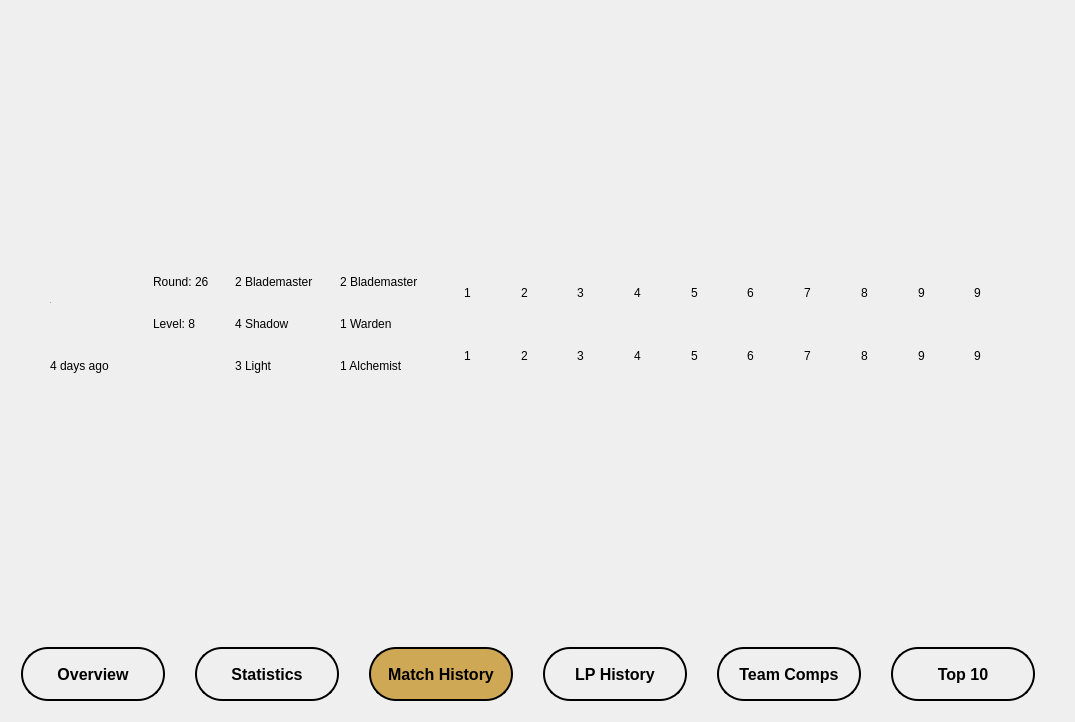
Before: the Qt Designer form analyticswindow.ui in YannikSahl/TFT-Analyzer, drawn with Qt 5.
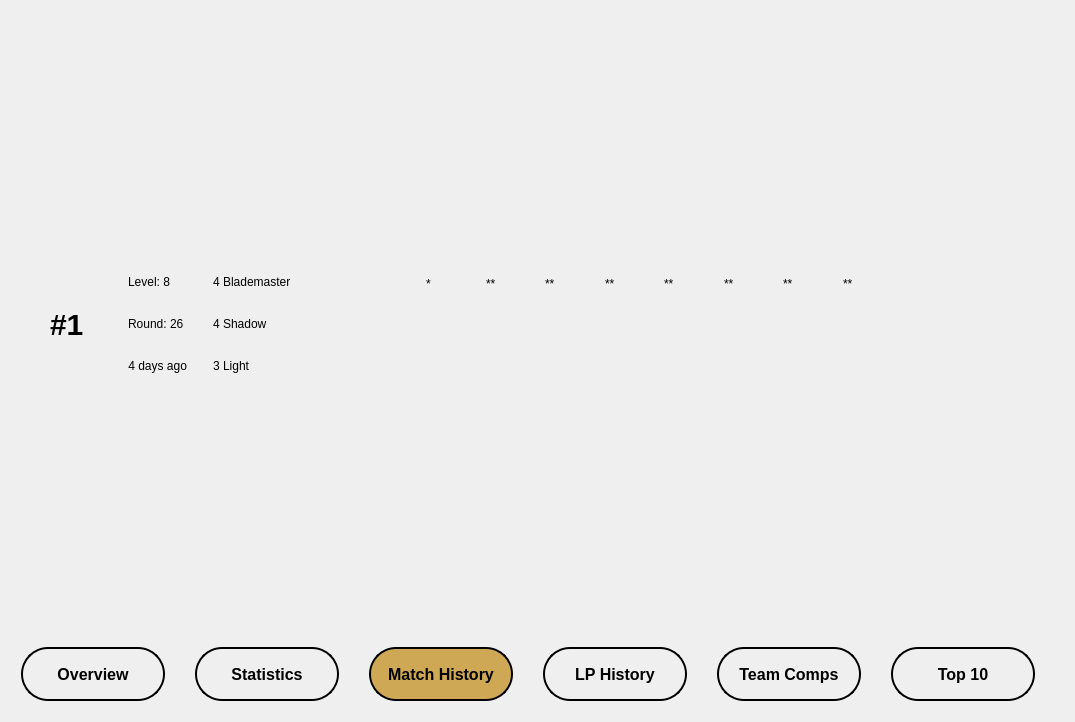
After: the same form once the commit is applied. The open tabs and pages were chosen to show the change. Icons and pictures are not drawn.

Patch:
```diff
--- a/analyticswindow.ui
+++ b/analyticswindow.ui
@@ -604,9 +604,75 @@
              <property name="frameShadow">
               <enum>QFrame::Raised</enum>
              </property>
-             <layout class="QGridLayout" name="gridLayout_10">
-              <item row="0" column="1" rowspan="2">
-               <widget class="QFrame" name="frame_buffs">
+             <layout class="QHBoxLayout" name="horizontalLayout_6">
+              <item>
+               <widget class="QFrame" name="frame_3">
+                <property name="sizePolicy">
+                 <sizepolicy hsizetype="Preferred" vsizetype="Preferred">
+                  <horstretch>20</horstretch>
+                  <verstretch>0</verstretch>
+                 </sizepolicy>
+                </property>
+                <property name="frameShape">
+                 <enum>QFrame::StyledPanel</enum>
+                </property>
+                <property name="frameShadow">
+                 <enum>QFrame::Raised</enum>
+                </property>
+                <layout class="QGridLayout" name="gridLayout_18">
+                 <item row="0" column="1">
+                  <widget class="QLabel" name="label_round_2">
+                   <property name="text">
+                    <string>Level: 8</string>
+                   </property>
+                  </widget>
+                 </item>
+                 <item row="1" column="1">
+                  <widget class="QLabel" name="label_level_2">
+                   <property name="text">
+                    <string>Round: 26</string>
+                   </property>
+                  </widget>
+                 </item>
+                 <item row="2" column="1">
+                  <widget class="QLabel" name="label_38">
+                   <property name="text">
+                    <string>4 days ago</string>
+                   </property>
+                   <property name="alignment">
+                    <set>Qt::AlignRight|Qt::AlignTrailing|Qt::AlignVCenter</set>
+                   </property>
+                  </widget>
+                 </item>
+                 <item row="0" column="0" rowspan="3">
+                  <widget class="QLabel" name="label_placement_2">
+                   <property name="sizePolicy">
+                    <sizepolicy hsizetype="Preferred" vsizetype="Preferred">
+                     <horstretch>20</horstretch>
+                     <verstretch>0</verstretch>
+                    </sizepolicy>
+                   </property>
+                   <property name="font">
+                    <font>
+                     <pointsize>-1</pointsize>
+                     <weight>75</weight>
+                     <bold>true</bold>
+                    </font>
+                   </property>
+                   <property name="styleSheet">
+                    <string notr="true">font-size: 30px;
+font-weight: bold;</string>
+                   </property>
+                   <property name="text">
+                    <string>#1</string>
+                   </property>
+                  </widget>
+                 </item>
+                </layout>
+               </widget>
+              </item>
+              <item>
+               <widget class="QFrame" name="frame_buffs_2">
                 <property name="sizePolicy">
                  <sizepolicy hsizetype="Preferred" vsizetype="Preferred">
                   <horstretch>25</horstretch>
@@ -619,11 +685,11 @@
                 <property name="frameShadow">
                  <enum>QFrame::Raised</enum>
                 </property>
-                <layout class="QGridLayout" name="gridLayout_12">
+                <layout class="QGridLayout" name="gridLayout_16">
                  <item row="0" column="0">
                   <widget class="QLabel" name="frame_buff_1">
                    <property name="text">
-                    <string>2 Blademaster</string>
+                    <string>4 Blademaster</string>
                    </property>
                   </widget>
                  </item>
@@ -634,20 +700,6 @@
                    </property>
                   </widget>
                  </item>
-                 <item row="1" column="1">
-                  <widget class="QLabel" name="frame_buff_4">
-                   <property name="text">
-                    <string>1 Warden</string>
-                   </property>
-                  </widget>
-                 </item>
-                 <item row="0" column="1">
-                  <widget class="QLabel" name="frame_buff_3">
-                   <property name="text">
-                    <string>2 Blademaster</string>
-                   </property>
-                  </widget>
-                 </item>
                  <item row="2" column="0">
                   <widget class="QLabel" name="frame_buff_5">
                    <property name="text">
@@ -655,26 +707,42 @@
                    </property>
                   </widget>
                  </item>
-                 <item row="2" column="1">
-                  <widget class="QLabel" name="frame_buff_6">
-                   <property name="text">
-                    <string>1 Alchemist</string>
-                   </property>
-                  </widget>
-                 </item>
                 </layout>
                </widget>
               </item>
-              <item row="0" column="2" rowspan="2">
-               <widget class="QFrame" name="frame_match_champions">
+              <item>
+               <widget class="QFrame" name="frame_7">
                 <property name="sizePolicy">
                  <sizepolicy hsizetype="Preferred" vsizetype="Preferred">
-                  <horstretch>65</horstretch>
+                  <horstretch>80</horstretch>
                   <verstretch>0</verstretch>
                  </sizepolicy>
                 </property>
+                <property name="minimumSize">
+                 <size>
+                  <width>100</width>
+                  <height>0</height>
+                 </size>
+                </property>
+                <property name="toolTip">
+                 <string extracomment="ccc">comp1</string>
+                </property>
+                <property name="statusTip">
+                 <string/>
+                </property>
+                <property name="whatsThis">
+                 <string/>
+                </property>
                 <property name="styleSheet">
-                 <string notr="true"/>
+                 <string notr="true">*{
+	margin: 0px;
+	padding: 0px;
+
+}
+
+QLabel{
+		qproperty-alignment: 'AlignVCenter | AlignHCenter';
+}</string>
                 </property>
                 <property name="frameShape">
                  <enum>QFrame::StyledPanel</enum>
@@ -682,202 +750,233 @@
                 <property name="frameShadow">
                  <enum>QFrame::Raised</enum>
                 </property>
-                <layout class="QGridLayout" name="gridLayout_11">
-                 <item row="0" column="9">
-                  <widget class="QLabel" name="label_star_10">
-                   <property name="text">
-                    <string>9</string>
+                <layout class="QVBoxLayout" name="verticalLayout_4">
+                 <item>
+                  <widget class="QFrame" name="frame_8">
+                   <property name="minimumSize">
+                    <size>
+                     <width>0</width>
+                     <height>24</height>
+                    </size>
                    </property>
-                  </widget>
-                 </item>
-                 <item row="1" column="9">
-                  <widget class="QLabel" name="label_champ_10">
-                   <property name="text">
-                    <string>9</string>
+                   <property name="maximumSize">
+                    <size>
+                     <width>16777215</width>
+                     <height>40</height>
+                    </size>
                    </property>
-                  </widget>
-                 </item>
-                 <item row="0" column="5">
-                  <widget class="QLabel" name="label_star_6">
+                   <property name="styleSheet">
+                    <string notr="true">*{
+	min-height: 20px;
+}</string>
+                   </property>
+                   <property name="frameShape">
+                    <enum>QFrame::StyledPanel</enum>
+                   </property>
+                   <property name="frameShadow">
+                    <enum>QFrame::Raised</enum>
+                   </property>
+                   <layout class="QHBoxLayout" name="horizontalLayout_4">
+                    <item>
+                     <widget class="QLabel" name="label_star_11">
+                      <property name="minimumSize">
+                       <size>
+                        <width>0</width>
+                        <height>20</height>
+                       </size>
+                      </property>
                    <property name="text">
-                    <string>6</string>
-                   </property>
-                  </widget>
-                 </item>
-                 <item row="0" column="4">
-                  <widget class="QLabel" name="label_star_5">
+                       <string>*</string>
+                      </property>
+                      <property name="indent">
+                       <number>0</number>
+                      </property>
+                     </widget>
+                    </item>
+                    <item>
+                     <widget class="QLabel" name="label_star_12">
                    <property name="text">
-                    <string>5</string>
+                       <string>**</string>
                    </property>
                   </widget>
                  </item>
-                 <item row="1" column="0">
-                  <widget class="QLabel" name="label_champ">
+                    <item>
+                     <widget class="QLabel" name="label_star_13">
                    <property name="text">
-                    <string>1</string>
+                       <string>**</string>
                    </property>
                   </widget>
                  </item>
-                 <item row="1" column="2">
-                  <widget class="QLabel" name="label_champ_3">
+                    <item>
+                     <widget class="QLabel" name="label_star_14">
                    <property name="text">
-                    <string>3</string>
+                       <string>**</string>
                    </property>
                   </widget>
                  </item>
-                 <item row="0" column="6">
-                  <widget class="QLabel" name="label_star_7">
+                    <item>
+                     <widget class="QLabel" name="label_star_15">
                    <property name="text">
-                    <string>7</string>
+                       <string>**</string>
                    </property>
                   </widget>
                  </item>
-                 <item row="1" column="4">
-                  <widget class="QLabel" name="label_champ_5">
+                    <item>
+                     <widget class="QLabel" name="label_star_16">
                    <property name="text">
-                    <string>5</string>
+                       <string>**</string>
                    </property>
                   </widget>
                  </item>
-                 <item row="0" column="1">
-                  <widget class="QLabel" name="label_star_2">
+                    <item>
+                     <widget class="QLabel" name="label_star_17">
                    <property name="text">
-                    <string>2</string>
+                       <string>**</string>
                    </property>
                   </widget>
                  </item>
-                 <item row="0" column="0">
-                  <widget class="QLabel" name="label_star">
+                    <item>
+                     <widget class="QLabel" name="label_star_18">
                    <property name="text">
-                    <string>1</string>
+                       <string>**</string>
                    </property>
                   </widget>
                  </item>
-                 <item row="0" column="8">
-                  <widget class="QLabel" name="label_star_9">
+                    <item>
+                     <widget class="QLabel" name="label_star_19">
                    <property name="text">
-                    <string>9</string>
+                       <string/>
                    </property>
                   </widget>
                  </item>
-                 <item row="0" column="2">
-                  <widget class="QLabel" name="label_star_3">
+                    <item>
+                     <widget class="QLabel" name="label_star_20">
                    <property name="text">
-                    <string>3</string>
+                       <string/>
                    </property>
                   </widget>
                  </item>
-                 <item row="1" column="1">
-                  <widget class="QLabel" name="label_champ_2">
-                   <property name="text">
-                    <string>2</string>
-                   </property>
+                   </layout>
                   </widget>
                  </item>
-                 <item row="1" column="7">
-                  <widget class="QLabel" name="label_champ_8">
+                 <item>
+                  <widget class="QFrame" name="frame_9">
+                   <property name="sizePolicy">
+                    <sizepolicy hsizetype="Preferred" vsizetype="Preferred">
+                     <horstretch>0</horstretch>
+                     <verstretch>0</verstretch>
+                    </sizepolicy>
+                   </property>
+                   <property name="minimumSize">
+                    <size>
+                     <width>0</width>
+                     <height>80</height>
+                    </size>
+                   </property>
+                   <property name="maximumSize">
+                    <size>
+                     <width>16777215</width>
+                     <height>80</height>
+                    </size>
+                   </property>
+                   <property name="styleSheet">
+                    <string notr="true">QLabel {
+	min-width: 50px;
+	max-width: 50px;
+	min-height: 50px;
+	max-height: 50px;
+}</string>
+                   </property>
+                   <property name="frameShape">
+                    <enum>QFrame::StyledPanel</enum>
+                   </property>
+                   <property name="frameShadow">
+                    <enum>QFrame::Raised</enum>
+                   </property>
+                   <layout class="QHBoxLayout" name="horizontalLayout_5">
+                    <item>
+                     <widget class="QLabel" name="label_champ_11">
+                      <property name="minimumSize">
+                       <size>
+                        <width>50</width>
+                        <height>50</height>
+                       </size>
+                      </property>
                    <property name="text">
-                    <string>8</string>
-                   </property>
-                  </widget>
-                 </item>
-                 <item row="0" column="7">
-                  <widget class="QLabel" name="label_star_8">
+                       <string>&lt;html&gt;&lt;head/&gt;&lt;body&gt;&lt;p&gt;&lt;img src=&quot;:/include/champions/Amumu.jpg&quot;/&gt;&lt;/p&gt;&lt;/body&gt;&lt;/html&gt;</string>
+                      </property>
+                      <property name="indent">
+                       <number>0</number>
+                      </property>
+                     </widget>
+                    </item>
+                    <item>
+                     <widget class="QLabel" name="label_champ_12">
                    <property name="text">
-                    <string>8</string>
-                   </property>
-                  </widget>
-                 </item>
-                 <item row="1" column="3">
-                  <widget class="QLabel" name="label_champ_4">
+                       <string>&lt;html&gt;&lt;head/&gt;&lt;body&gt;&lt;p&gt;&lt;img src=&quot;:/include/champions/Brand.jpg&quot;/&gt;&lt;/p&gt;&lt;/body&gt;&lt;/html&gt;</string>
+                      </property>
+                      <property name="indent">
+                       <number>0</number>
+                      </property>
+                     </widget>
+                    </item>
+                    <item>
+                     <widget class="QLabel" name="label_champ_13">
                    <property name="text">
-                    <string>4</string>
+                       <string>&lt;html&gt;&lt;head/&gt;&lt;body&gt;&lt;p&gt;&lt;img src=&quot;:/include/champions/Azir.jpg&quot;/&gt;&lt;/p&gt;&lt;/body&gt;&lt;/html&gt;</string>
                    </property>
                   </widget>
                  </item>
-                 <item row="1" column="5">
-                  <widget class="QLabel" name="label_champ_6">
+                    <item>
+                     <widget class="QLabel" name="label_champ_14">
                    <property name="text">
-                    <string>6</string>
+                       <string>&lt;html&gt;&lt;head/&gt;&lt;body&gt;&lt;p&gt;&lt;img src=&quot;:/include/champions/DrMundo.jpg&quot;/&gt;&lt;/p&gt;&lt;/body&gt;&lt;/html&gt;</string>
                    </property>
                   </widget>
                  </item>
-                 <item row="1" column="8">
-                  <widget class="QLabel" name="label_champ_9">
+                    <item>
+                     <widget class="QLabel" name="label_champ_15">
                    <property name="text">
-                    <string>9</string>
+                       <string>&lt;html&gt;&lt;head/&gt;&lt;body&gt;&lt;p&gt;&lt;img src=&quot;:/include/champions/Yasuo.jpg&quot;/&gt;&lt;/p&gt;&lt;/body&gt;&lt;/html&gt;</string>
                    </property>
                   </widget>
                  </item>
-                 <item row="1" column="6">
-                  <widget class="QLabel" name="label_champ_7">
+                    <item>
+                     <widget class="QLabel" name="label_champ_16">
                    <property name="text">
-                    <string>7</string>
+                       <string>&lt;html&gt;&lt;head/&gt;&lt;body&gt;&lt;p&gt;&lt;img src=&quot;:/include/champions/Zyra.jpg&quot;/&gt;&lt;/p&gt;&lt;/body&gt;&lt;/html&gt;</string>
                    </property>
                   </widget>
                  </item>
-                 <item row="0" column="3">
-                  <widget class="QLabel" name="label_star_4">
+                    <item>
+                     <widget class="QLabel" name="label_champ_17">
                    <property name="text">
-                    <string>4</string>
+                       <string>&lt;html&gt;&lt;head/&gt;&lt;body&gt;&lt;p&gt;&lt;img src=&quot;:/include/champions/Warwick.jpg&quot;/&gt;&lt;/p&gt;&lt;/body&gt;&lt;/html&gt;</string>
                    </property>
                   </widget>
                  </item>
-                </layout>
-               </widget>
-              </item>
-              <item row="0" column="0" rowspan="2">
-               <widget class="QFrame" name="frame">
-                <property name="sizePolicy">
-                 <sizepolicy hsizetype="Preferred" vsizetype="Preferred">
-                  <horstretch>20</horstretch>
-                  <verstretch>0</verstretch>
-                 </sizepolicy>
-                </property>
-                <property name="frameShape">
-                 <enum>QFrame::StyledPanel</enum>
-                </property>
-                <property name="frameShadow">
-                 <enum>QFrame::Raised</enum>
-                </property>
-                <layout class="QGridLayout" name="gridLayout_13">
-                 <item row="0" column="1">
-                  <widget class="QLabel" name="label_round">
+                    <item>
+                     <widget class="QLabel" name="label_champ_18">
                    <property name="text">
-                    <string>Round: 26</string>
+                       <string>&lt;html&gt;&lt;head/&gt;&lt;body&gt;&lt;p&gt;&lt;img src=&quot;:/include/champions/Senna.jpg&quot;/&gt;&lt;/p&gt;&lt;/body&gt;&lt;/html&gt;</string>
                    </property>
                   </widget>
                  </item>
-                 <item row="1" column="1">
-                  <widget class="QLabel" name="label_level">
+                    <item>
+                     <widget class="QLabel" name="label_champ_19">
                    <property name="text">
-                    <string>Level: 8</string>
+                       <string/>
                    </property>
                   </widget>
                  </item>
-                 <item row="0" column="0" rowspan="2">
-                  <widget class="QLabel" name="label_placement">
-                   <property name="sizePolicy">
-                    <sizepolicy hsizetype="Preferred" vsizetype="Preferred">
-                     <horstretch>20</horstretch>
-                     <verstretch>0</verstretch>
-                    </sizepolicy>
-                   </property>
-                   <property name="font">
-                    <font>
-                     <pointsize>-1</pointsize>
-                    </font>
-                   </property>
+                    <item>
+                     <widget class="QLabel" name="label_champ_20">
                    <property name="text">
-                    <string>#1   </string>
+                       <string/>
                    </property>
                   </widget>
                  </item>
-                 <item row="2" column="0" colspan="2">
-                  <widget class="QLabel" name="label_37">
-                   <property name="text">
-                    <string>4 days ago</string>
-                   </property>
+                   </layout>
                   </widget>
                  </item>
                 </layout>
```
Left out of the diff: 16 changed lines with no effect on the pictures. Lines whose indentation alone changed are shown as unchanged.
